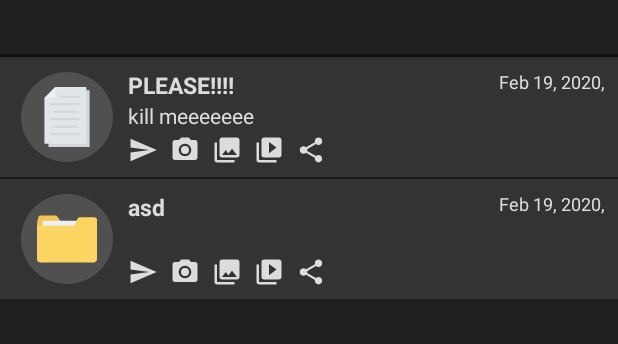
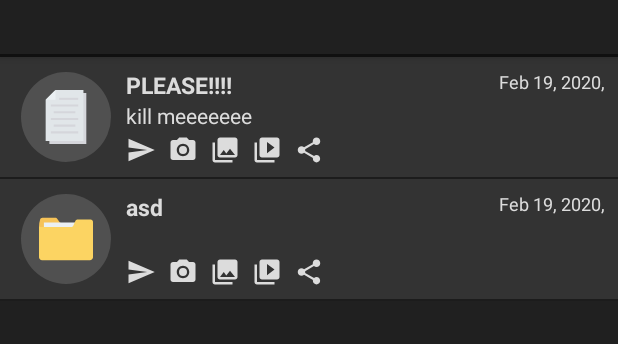
Before and after one commit to gkysrt/Scribe-Note-App, an Android app: the screen it shows after launch (MainActivity), on a phone screen of 412 x 824 dp, the part 84-428 px from its top. Run offline under Robolectric (Android 15) with nearby library versions, the phone set to English and light mode, and no system bars.

Commit message:
Comments are to be added

```diff
--- a/app/src/main/java/com/scribenoteapp/scribe/activity/MainActivity.java
+++ b/app/src/main/java/com/scribenoteapp/scribe/activity/MainActivity.java
@@ -27,51 +27,79 @@ import com.scribenoteapp.scribe.model.NoteModel;
 import com.scribenoteapp.scribe.model.note.NoteFolder;
 
 
+/**
+ *
+ */
 public class MainActivity extends AppCompatActivity
         implements NavigationView.OnNavigationItemSelectedListener {
 
+    // Defining the variables of main activity
+    private NoteAdapter noteAdapter;
     private LinearLayoutManager layoutManager;
     private RecyclerView recyclerView;
     private NoteModel model;
+    private FloatingActionButton fab;
+    private DrawerLayout drawer;
+    private ActionBarDrawerToggle toggle;
+    private SwipeController swipeController;
+    private ItemTouchHelper itemTouchHelper;
 
     @Override
     protected void onCreate(Bundle savedInstanceState) {
         super.onCreate(savedInstanceState);
         setContentView(R.layout.activity_main);
+
+        // Add customized toolbar view to MainActivity
         Toolbar toolbar = findViewById(R.id.toolbar);
         setSupportActionBar(toolbar);
 
+        // Lower toolbar definition
         final Toolbar recyclerViewToolbar = findViewById(R.id.recycler_view_toolbar);
 
-
-        FloatingActionButton fab = findViewById(R.id.fab);
-        fab.setOnClickListener(new View.OnClickListener() {
+        // Define floating
+        this.fab = findViewById(R.id.fab);
+        this.fab.setOnClickListener(new View.OnClickListener() {
             @Override
             public void onClick(View view) {
                 recyclerViewToolbar.setVisibility(View.INVISIBLE);
             }
         });
 
+        // Get drawer layout  and add assign a toggle
+        this.drawer = findViewById(R.id.drawer_layout);
+        this.toggle = new ActionBarDrawerToggle(
+                this, drawer, toolbar, R.string.navigation_drawer_open, R.string.navigation_drawer_close);
+        this.drawer.addDrawerListener(toggle);
+        this.toggle.syncState();
 
-        DrawerLayout drawer = findViewById(R.id.drawer_layout);
-        ActionBarDrawerToggle toggle = new ActionBarDrawerToggle(
-                this, drawer, toolbar, R.string.navigation_drawer_open, R.string.navigation_drawer_close);
-        drawer.addDrawerListener(toggle);
-        toggle.syncState();
+        // LinearLayoutManager instantiated and RecyclerView is reached from R
+        this.layoutManager = new LinearLayoutManager(this);
+        this.recyclerView = findViewById(R.id.recycler_view);
 
-        layoutManager = new LinearLayoutManager(this);
-        recyclerView = findViewById(R.id.recycler_view);
-        recyclerView.addItemDecoration(new DividerItemDecoration(recyclerView.getContext(), DividerItemDecoration.VERTICAL));
-        recyclerView.setLayoutManager(layoutManager);
-        SwipeController swipeController = new SwipeController();
-        ItemTouchHelper itemTouchHelper = new ItemTouchHelper(swipeController);
-        itemTouchHelper.attachToRecyclerView(recyclerView);
-        model = new NoteModel();
+        // Added seperation decoration to recyclerView and LayoutManager is set
+        this.recyclerView.addItemDecoration(new DividerItemDecoration(recyclerView.getContext(), DividerItemDecoration.VERTICAL));
+        this.recyclerView.setLayoutManager(layoutManager);
 
-        NoteAdapter noteAdapter = new NoteAdapter(model);
-        recyclerView.setAdapter(noteAdapter);
+        // SwipeController is instantiated for recyclerView
+        this.swipeController = new SwipeController();
+        this.itemTouchHelper = new ItemTouchHelper(swipeController);
+        this.itemTouchHelper.attachToRecyclerView(recyclerView);
+        this.model = new NoteModel();
 
-        noteAdapter.getItemSelectedSignal().connect("recyclerViewSelectedItem", new Function2<Integer, Boolean, Void>() {
+        // Instantiate adapter with model then set as RecyclerView's adapter
+        this.noteAdapter = new NoteAdapter(this.model);
+        this.recyclerView.setAdapter(this.noteAdapter);
+
+        this.initSignalsAndSlots();
+
+        NavigationView navigationView = findViewById(R.id.nav_view);
+        navigationView.setNavigationItemSelectedListener(this);
+    }
+
+    public void initSignalsAndSlots()
+    {
+
+        this.noteAdapter.getItemSelectedSignal().connect("recyclerViewSelectedItem", new Function2<Integer, Boolean, Void>() {
             @Override
             public Void function(Integer position, Boolean aBoolean) {
                 // scroll item to ensure it is visible
@@ -79,7 +107,7 @@ public class MainActivity extends AppCompatActivity
                 return null;
             }
         });
-        noteAdapter.getItemClickedSignal().connect("modelChangeClickedItem", new Function1<ModelIndex, Void>() {
+        this.noteAdapter.getItemClickedSignal().connect("modelChangeClickedItem", new Function1<ModelIndex, Void>() {
             @Override
             public Void function(ModelIndex modelIndex) {
                 Object baseNote = modelIndex.data(ModelRole.USER_ROLE);
@@ -90,11 +118,7 @@ public class MainActivity extends AppCompatActivity
                 return null;
             }
         });
-
-        NavigationView navigationView = findViewById(R.id.nav_view);
-        navigationView.setNavigationItemSelectedListener(this);
     }
-
     @Override
     public void onBackPressed() {
         DrawerLayout drawer = findViewById(R.id.drawer_layout);
--- a/app/src/main/res/layout/note_item_layout.xml
+++ b/app/src/main/res/layout/note_item_layout.xml
@@ -11,17 +11,16 @@
     android:paddingEnd="4dp">
 
     <ImageView
-        android:layout_width="match_parent"
-        android:layout_height="match_parent"
+        android:layout_width="60dp"
+        android:layout_height="60dp"
         android:background="@drawable/circle_background"
-        android:layout_weight="16"
         android:layout_margin="@dimen/rv_item_header_img_margin"
         android:padding="@dimen/rv_item_header_img_padding"
         android:src="@drawable/ic_folder_icon"
         android:id="@+id/note_icon"/>
 
     <RelativeLayout
-        android:layout_width="match_parent"
+        android:layout_width="0dp"
         android:layout_height="match_parent"
         android:id="@+id/inner_layout"
         android:paddingTop="8dp"
--- a/app/src/main/res/values/dimens.xml
+++ b/app/src/main/res/values/dimens.xml
@@ -6,5 +6,5 @@
     <dimen name="nav_header_height">176dp</dimen>
     <dimen name="fab_margin">16dp</dimen>
     <dimen name="rv_item_header_img_margin">10dp</dimen>
-    <dimen name="rv_item_header_img_padding">10dp</dimen>
+    <dimen name="rv_item_header_img_padding">12dp</dimen>
 </resources>
```
Also changed, not shown: app/src/main/java/com/scribenoteapp/scribe/Static.java (+7 -0 lines), app/src/main/java/com/scribenoteapp/scribe/adapter/NoteAdapter.java (+12 -0 lines), app/src/main/java/com/scribenoteapp/scribe/controller/SwipeController.java (+8 -0 lines), app/src/main/java/com/scribenoteapp/scribe/framework/namespace/ItemFlag.java (+7 -1 lines).
